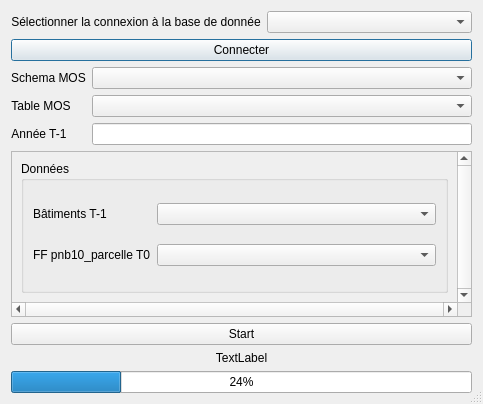
Before: the Qt Designer form Outil-Socle-MOS/socle_mos/interface_analyse.ui in SIRS-CLS/mos-adeupa-ce, drawn with Qt 5.
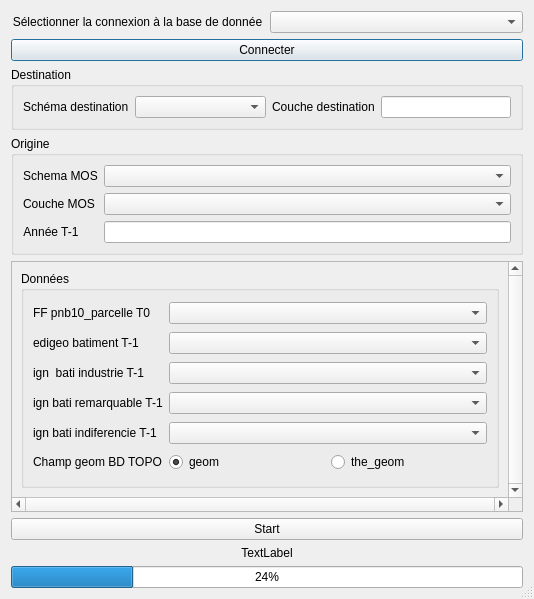
After: the same form once the commit is applied.

Commit message: Modification de l'interface de rétro évolution, ajout des comparatifs bâtiments facultatifs

```diff
--- a/Outil-Socle-MOS/socle_mos/interface_analyse.ui
+++ b/Outil-Socle-MOS/socle_mos/interface_analyse.ui
@@ -6,8 +6,8 @@
    <rect>
     <x>0</x>
     <y>0</y>
-    <width>483</width>
-    <height>404</height>
+    <width>534</width>
+    <height>599</height>
    </rect>
   </property>
   <property name="maximumSize">
@@ -63,6 +63,64 @@
     </widget>
    </item>
    <item>
+    <widget class="QGroupBox" name="groupBox_2">
+     <property name="title">
+      <string>Destination</string>
+     </property>
+     <layout class="QVBoxLayout" name="verticalLayout_4">
+      <item>
+       <layout class="QHBoxLayout" name="horizontalLayout">
+        <item>
+         <widget class="QLabel" name="label_3">
+          <property name="sizePolicy">
+           <sizepolicy hsizetype="Fixed" vsizetype="Preferred">
+            <horstretch>0</horstretch>
+            <verstretch>0</verstretch>
+           </sizepolicy>
+          </property>
+          <property name="text">
+           <string>Schéma destination</string>
+          </property>
+         </widget>
+        </item>
+        <item>
+         <widget class="QComboBox" name="cb_schema_desti"/>
+        </item>
+        <item>
+         <widget class="QLabel" name="label_4">
+          <property name="sizePolicy">
+           <sizepolicy hsizetype="Fixed" vsizetype="Preferred">
+            <horstretch>0</horstretch>
+            <verstretch>0</verstretch>
+           </sizepolicy>
+          </property>
+          <property name="text">
+           <string>Couche destination</string>
+          </property>
+         </widget>
+        </item>
+        <item>
+         <widget class="QLineEdit" name="le_table_desti">
+          <property name="sizePolicy">
+           <sizepolicy hsizetype="Preferred" vsizetype="Fixed">
+            <horstretch>0</horstretch>
+            <verstretch>0</verstretch>
+           </sizepolicy>
+          </property>
+         </widget>
+        </item>
+       </layout>
+      </item>
+     </layout>
+    </widget>
+   </item>
+   <item>
+    <widget class="QGroupBox" name="groupBox_3">
+     <property name="title">
+      <string>Origine</string>
+     </property>
+     <layout class="QVBoxLayout" name="verticalLayout_3">
+      <item>
     <layout class="QFormLayout" name="formLayout">
      <property name="fieldGrowthPolicy">
       <enum>QFormLayout::AllNonFixedFieldsGrow</enum>
@@ -83,7 +141,7 @@
      <item row="1" column="0">
       <widget class="QLabel" name="label_13">
        <property name="text">
-        <string>Table MOS</string>
+           <string>Couche MOS</string>
        </property>
        <property name="alignment">
         <set>Qt::AlignCenter</set>
@@ -93,6 +151,16 @@
      <item row="1" column="1">
       <widget class="QComboBox" name="cb_table"/>
      </item>
+        <item row="2" column="1">
+         <widget class="QLineEdit" name="le_annee">
+          <property name="sizePolicy">
+           <sizepolicy hsizetype="Preferred" vsizetype="Fixed">
+            <horstretch>0</horstretch>
+            <verstretch>0</verstretch>
+           </sizepolicy>
+          </property>
+         </widget>
+        </item>
      <item row="2" column="0">
       <widget class="QLabel" name="label_2">
        <property name="text">
@@ -103,17 +171,10 @@
        </property>
       </widget>
      </item>
-     <item row="2" column="1">
-      <widget class="QLineEdit" name="le_annee">
-       <property name="sizePolicy">
-        <sizepolicy hsizetype="Preferred" vsizetype="Fixed">
-         <horstretch>0</horstretch>
-         <verstretch>0</verstretch>
-        </sizepolicy>
-       </property>
-      </widget>
-     </item>
-    </layout>
+       </layout>
+      </item>
+     </layout>
+    </widget>
    </item>
    <item>
     <widget class="QScrollArea" name="scrollArea">
@@ -131,8 +192,8 @@
        <rect>
         <x>0</x>
         <y>0</y>
-        <width>446</width>
-        <height>155</height>
+        <width>497</width>
+        <height>256</height>
        </rect>
       </property>
       <layout class="QGridLayout" name="gridLayout_2">
@@ -156,32 +217,110 @@
             <property name="sizeConstraint">
              <enum>QLayout::SetNoConstraint</enum>
             </property>
-            <item row="1" column="1">
-             <widget class="QComboBox" name="cb_ff_parcelle"/>
-            </item>
-            <item row="1" column="0">
-             <widget class="QLabel" name="label_61">
-              <property name="sizePolicy">
-               <sizepolicy hsizetype="Fixed" vsizetype="Preferred">
-                <horstretch>0</horstretch>
-                <verstretch>0</verstretch>
-               </sizepolicy>
-              </property>
-              <property name="text">
-               <string>FF pnb10_parcelle T0</string>
-              </property>
-             </widget>
-            </item>
-            <item row="0" column="0">
+            <item row="2" column="1">
              <widget class="QLabel" name="label_12">
               <property name="text">
-               <string>Bâtiments T-1</string>
+               <string>edigeo batiment T-1</string>
               </property>
              </widget>
             </item>
-            <item row="0" column="1">
+            <item row="2" column="2" colspan="2">
              <widget class="QComboBox" name="cb_geobati"/>
             </item>
+            <item row="4" column="2" colspan="2">
+             <widget class="QComboBox" name="cb_indust"/>
+            </item>
+            <item row="4" column="1">
+             <widget class="QLabel" name="label_62">
+              <property name="sizePolicy">
+               <sizepolicy hsizetype="Fixed" vsizetype="Preferred">
+                <horstretch>0</horstretch>
+                <verstretch>0</verstretch>
+               </sizepolicy>
+              </property>
+              <property name="text">
+               <string>ign  bati industrie T-1</string>
+              </property>
+             </widget>
+            </item>
+            <item row="5" column="2" colspan="2">
+             <widget class="QComboBox" name="cb_batirem"/>
+            </item>
+            <item row="5" column="1">
+             <widget class="QLabel" name="label_63">
+              <property name="sizePolicy">
+               <sizepolicy hsizetype="Fixed" vsizetype="Preferred">
+                <horstretch>0</horstretch>
+                <verstretch>0</verstretch>
+               </sizepolicy>
+              </property>
+              <property name="text">
+               <string>ign bati remarquable T-1</string>
+              </property>
+             </widget>
+            </item>
+            <item row="6" column="2" colspan="2">
+             <widget class="QComboBox" name="cb_bati_indif"/>
+            </item>
+            <item row="6" column="1">
+             <widget class="QLabel" name="label_64">
+              <property name="sizePolicy">
+               <sizepolicy hsizetype="Fixed" vsizetype="Preferred">
+                <horstretch>0</horstretch>
+                <verstretch>0</verstretch>
+               </sizepolicy>
+              </property>
+              <property name="text">
+               <string>ign bati indiferencie T-1</string>
+              </property>
+             </widget>
+            </item>
+            <item row="8" column="2">
+             <widget class="QRadioButton" name="rb_geom">
+              <property name="text">
+               <string>geom</string>
+              </property>
+              <property name="checked">
+               <bool>true</bool>
+              </property>
+              <attribute name="buttonGroup">
+               <string notr="true">buttonGroup</string>
+              </attribute>
+             </widget>
+            </item>
+            <item row="8" column="1">
+             <widget class="QLabel" name="label_5">
+              <property name="text">
+               <string>Champ geom BD TOPO</string>
+              </property>
+             </widget>
+            </item>
+            <item row="8" column="3">
+             <widget class="QRadioButton" name="rb_the_geom">
+              <property name="text">
+               <string>the_geom</string>
+              </property>
+              <attribute name="buttonGroup">
+               <string notr="true">buttonGroup</string>
+              </attribute>
+             </widget>
+            </item>
+            <item row="0" column="1">
+             <widget class="QLabel" name="label_61">
+              <property name="sizePolicy">
+               <sizepolicy hsizetype="Fixed" vsizetype="Preferred">
+                <horstretch>0</horstretch>
+                <verstretch>0</verstretch>
+               </sizepolicy>
+              </property>
+              <property name="text">
+               <string>FF pnb10_parcelle T0</string>
+              </property>
+             </widget>
+            </item>
+            <item row="0" column="2" colspan="2">
+             <widget class="QComboBox" name="cb_ff_parcelle"/>
+            </item>
            </layout>
           </widget>
          </item>
@@ -229,6 +368,8 @@
   <zorder>pb_dbConnect</zorder>
   <zorder></zorder>
   <zorder>scrollArea</zorder>
+  <zorder>groupBox_2</zorder>
+  <zorder>groupBox_3</zorder>
  </widget>
  <resources/>
  <connections/>
```
Left out of the diff: 3 changed lines with no effect on the pictures. Lines whose indentation alone changed are shown as unchanged. The commit also changes 8 other files.
